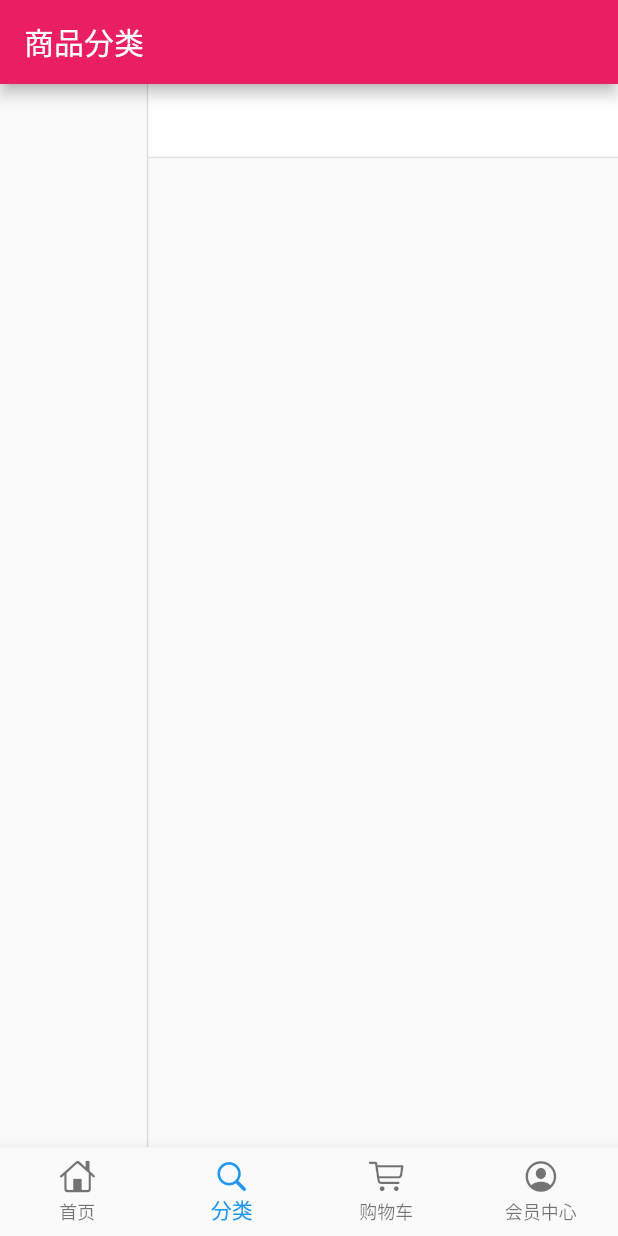
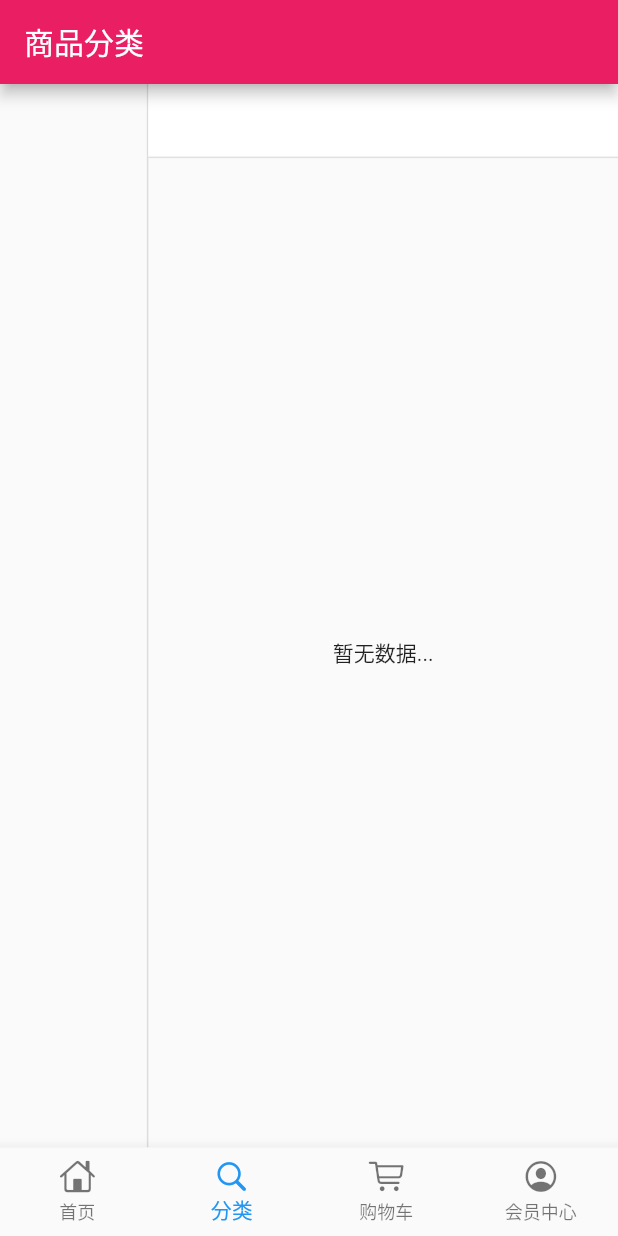
Before and after one commit to jialingWei/flutter_shop, a Flutter app: the screen it shows after launch, item 2 of the bottom bar chosen, on a phone screen of 412 x 824 dp. Run offline on Flutter 3.47's test engine with Material 2 defaults, Android fonts, the phone set to English and light mode, and no system bars; our stand-ins replace cached_network_image, dio, flutter_easyrefresh, flutter_screenutil, flutter_swiper; missing offline and left inert: provide; network calls fail; statements that could not run were skipped.

Commit message:
空数据展示页面

```diff
--- a/lib/page/category_page.dart
+++ b/lib/page/category_page.dart
@@ -73,7 +73,7 @@ class _LeftCategoryNavState extends State<LeftCategoryNav> {
         ..setChildCategory(leftIndex)
 
         ///3.根据右侧头部导航选中item的对应商品列表  默认取第二个导航类的ID去取值
-        ..setGoodsList(1,rightTopIndex);
+        ..setGoodsList(1, rightTopIndex);
     });
   }
 
@@ -97,10 +97,9 @@ class _LeftCategoryNavState extends State<LeftCategoryNav> {
   Widget _leftInkWell(int index, int currentIndex, List<CategoryData> list) {
     return InkWell(
       onTap: () {
-        var itemData = list[index];
         Provide.value<CategoryProvider>(context)
           ..setChildCategory(index)
-          ..setGoodsList(1,rightTopIndex);
+          ..setGoodsList(1, rightTopIndex);
       },
       child: Container(
         height: ScreenUtil().setHeight(100),
@@ -141,18 +140,17 @@ class _RightCategoryNavState extends State<RightCategoryNav> {
             scrollDirection: Axis.horizontal,
             itemCount: data.childCategoryList.length,
             itemBuilder: (context, index) {
-              return _rightInkWell(
-                  data.childCategoryList[index], index == data.rightTopIndex,index);
+              return _rightInkWell(data.childCategoryList[index],
+                  index == data.rightTopIndex, index);
             }),
       );
     });
   }
 
-  Widget _rightInkWell(CategoryDataBxmallsubdto item, bool isCheck,int index) {
+  Widget _rightInkWell(CategoryDataBxmallsubdto item, bool isCheck, int index) {
     return InkWell(
       onTap: () {
-        Provide.value<CategoryProvider>(context).setGoodsList(1,index);
-
+        Provide.value<CategoryProvider>(context).setGoodsList(1, index);
       },
       child: Container(
         alignment: Alignment.center,
@@ -181,11 +179,16 @@ class _CategoryGoodsListState extends State<CategoryGoodsList> {
   Widget build(BuildContext context) {
     return Provide<CategoryProvider>(
       builder: (context, child, data) {
-        return ListView.builder(
-          itemBuilder: (context, index) =>
-              _itemWidget(data.categoryGoodsList[index]),
-          itemCount: data.categoryGoodsList.length,
-        );
+        if (data.categoryGoodsList.length == 0) {
+          return Center(
+            child: Text("暂无数据..."),
+          );
+        } else
+          return ListView.builder(
+            itemBuilder: (context, index) =>
+                _itemWidget(data.categoryGoodsList[index]),
+            itemCount: data.categoryGoodsList.length,
+          );
       },
     );
   }
```
